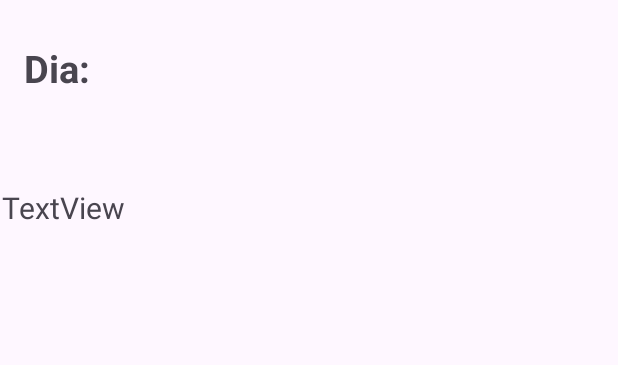
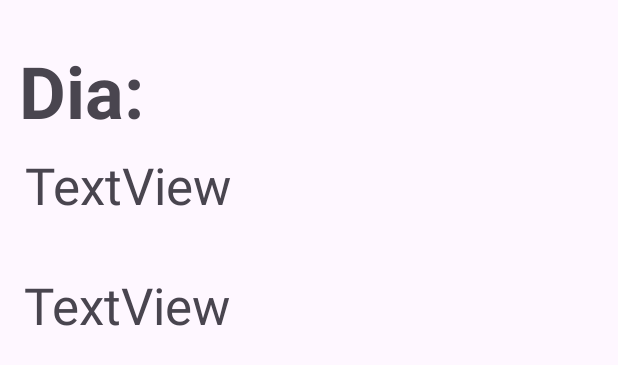
Before and after one commit to Chapa2782/FoodAlbaugh, an Android app: the layout vista_lista.xml on its own in the app's theme, with its tools: preview values and no code run, on a phone screen of 412 x 824 dp. Shown: the top 365 px of the screen. Run offline under Robolectric (Android 15) with nearby library versions, the phone set to English and light mode, and no system bars.

Commit message:
Se armo la vista de pedidos

```diff
--- a/app/src/main/res/layout/vista_lista.xml
+++ b/app/src/main/res/layout/vista_lista.xml
@@ -21,11 +21,11 @@
 
     <TextView
         android:id="@+id/txtDia"
-        android:layout_width="156dp"
-        android:layout_height="41dp"
+        android:layout_width="208dp"
+        android:layout_height="66dp"
         android:layout_marginTop="28dp"
         android:text="Dia:"
-        android:textSize="25sp"
+        android:textSize="48sp"
         android:textStyle="bold"
         app:layout_constraintEnd_toEndOf="parent"
         app:layout_constraintHorizontal_bias="0.062"
@@ -34,12 +34,28 @@
 
     <TextView
         android:id="@+id/txtComida"
-        android:layout_width="401dp"
-        android:layout_height="65dp"
+        android:layout_width="389dp"
+        android:layout_height="69dp"
+        android:layout_marginBottom="20dp"
         android:text="TextView"
-        android:textSize="20sp"
+        android:textSize="34sp"
         app:layout_constraintBottom_toTopOf="@+id/guideline2"
         app:layout_constraintEnd_toEndOf="parent"
-        app:layout_constraintHorizontal_bias="0.118"
+        app:layout_constraintHorizontal_bias="0.727"
         app:layout_constraintStart_toStartOf="parent" />
+
+    <TextView
+        android:id="@+id/textOpcion"
+        android:layout_width="239dp"
+        android:layout_height="71dp"
+        android:layout_marginTop="8dp"
+        android:layout_marginBottom="50dp"
+        android:text="TextView"
+        android:textSize="34sp"
+        app:layout_constraintBottom_toBottomOf="parent"
+        app:layout_constraintEnd_toEndOf="parent"
+        app:layout_constraintHorizontal_bias="0.091"
+        app:layout_constraintStart_toStartOf="parent"
+        app:layout_constraintTop_toBottomOf="@+id/txtComida"
+        app:layout_constraintVertical_bias="0.005" />
 </androidx.constraintlayout.widget.ConstraintLayout>
```
Also changed, not shown: app/src/main/AndroidManifest.xml (+9 -5 lines), app/src/main/java/com/albaugh/foodalbaugh/Adaptador.java (deleted, +0 -54 lines), app/src/main/java/com/albaugh/foodalbaugh/PedidosAdapter.java (added, +41 -0 lines), app/src/main/java/com/albaugh/foodalbaugh/PedidosItems.java (added, +38 -0 lines), app/src/main/java/com/albaugh/foodalbaugh/vistaPedido.java (+18 -9 lines).
